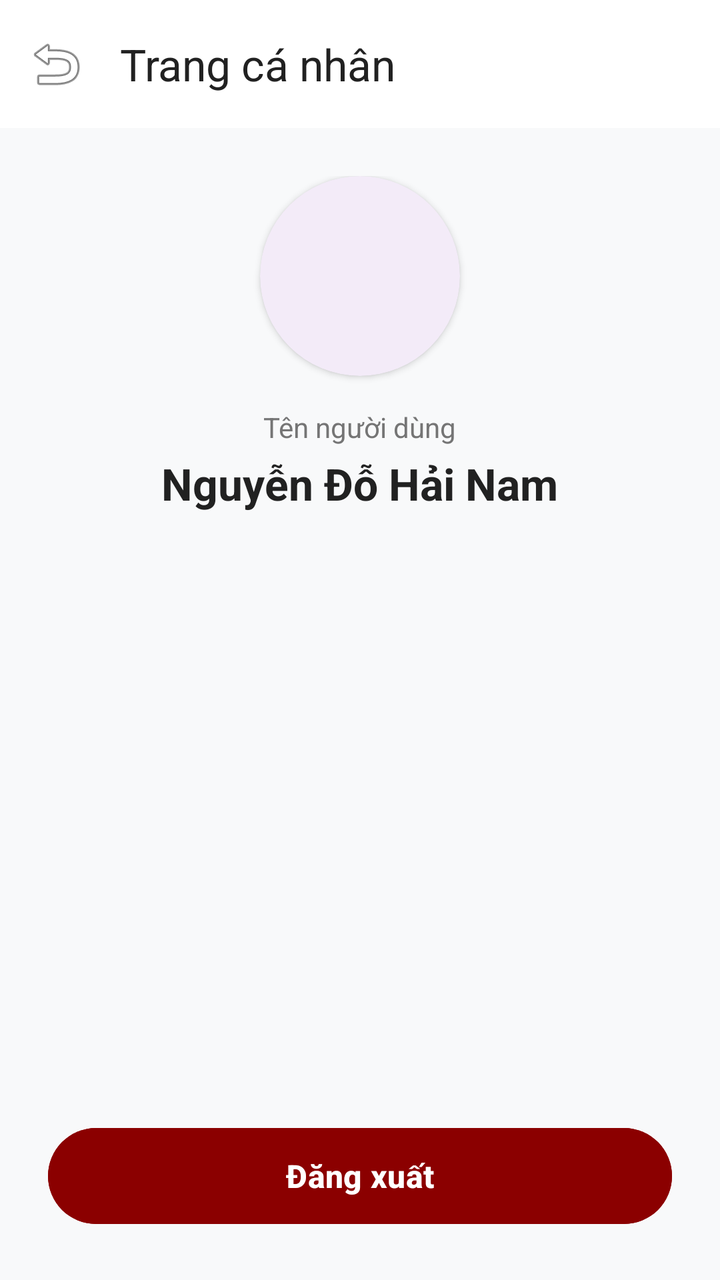
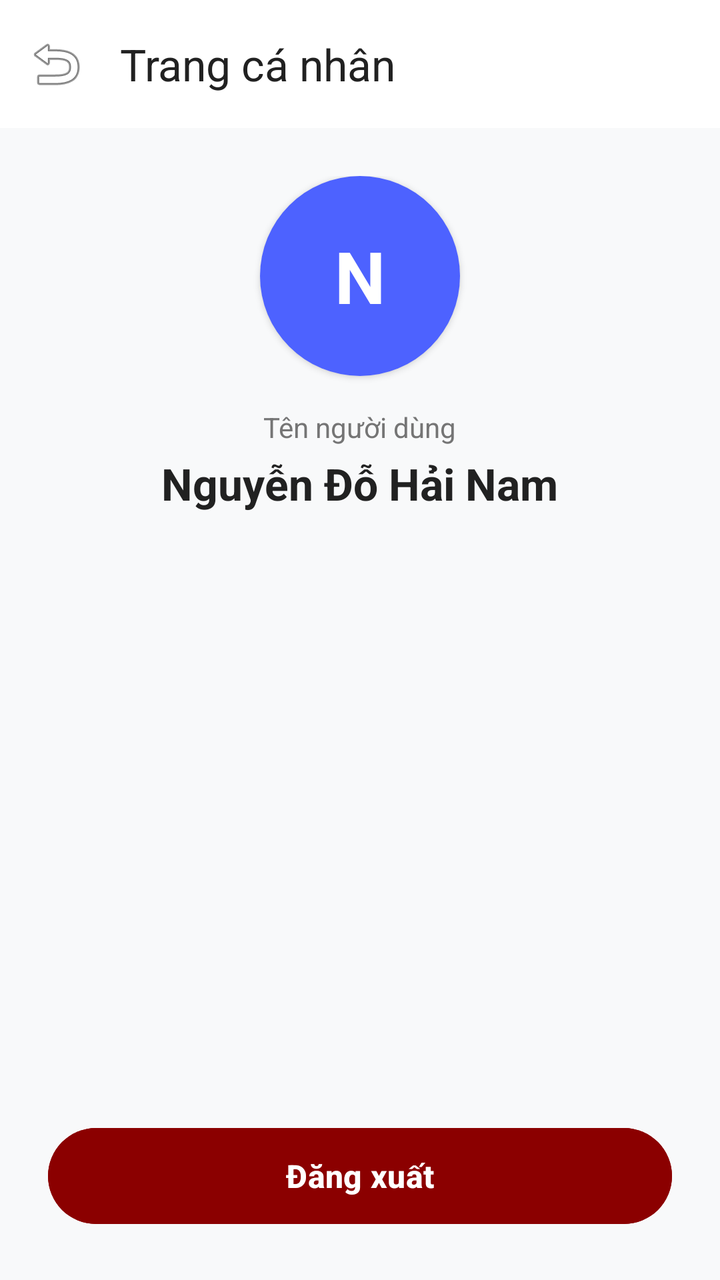

An Android layout rendered at two revisions. The XML below is the earlier revision; the diff shows what the commit changed to produce the second picture.
<!-- AndroidManifest.xml: application theme Theme.FlashcardApp -->
<!-- res/layout/activity_profile.xml -->
<?xml version="1.0" encoding="utf-8"?>
<RelativeLayout
    xmlns:android="http://schemas.android.com/apk/res/android"
    xmlns:app="http://schemas.android.com/apk/res-auto"
    android:layout_width="match_parent"
    android:layout_height="match_parent"
    android:fitsSystemWindows="true"
    android:background="#F8F9FA">

    <com.google.android.material.appbar.MaterialToolbar
        android:id="@+id/toolbarProfile"
        android:layout_width="match_parent"
        android:layout_height="?attr/actionBarSize"
        android:background="#FFFFFF"
        app:title="Trang cá nhân"
        app:titleTextColor="#212121"
        app:navigationIcon="@android:drawable/ic_menu_revert"
        app:elevation="2dp"/>

    <LinearLayout
        android:layout_width="match_parent"
        android:layout_height="wrap_content"
        android:layout_below="@id/toolbarProfile"
        android:layout_centerInParent="true"
        android:orientation="vertical"
        android:gravity="center_horizontal"
        android:padding="24dp">

        <com.google.android.material.card.MaterialCardView
            android:id="@+id/cardProfileAvatar"
            android:layout_width="100dp"
            android:layout_height="100dp"
            android:layout_marginBottom="16dp"
            app:cardCornerRadius="50dp"
            app:cardElevation="2dp"
            app:strokeWidth="0dp"
            android:clickable="true"
            android:focusable="true"
            android:background="?attr/selectableItemBackground">

            <FrameLayout
                android:layout_width="match_parent"
                android:layout_height="match_parent">

                <ImageView
                    android:id="@+id/imgProfileAvatar"
                    android:layout_width="match_parent"
                    android:layout_height="match_parent"
                    android:scaleType="centerCrop"
                    android:src="@android:drawable/sym_def_app_icon"/>

                <TextView
                    android:id="@+id/txtProfileAvatarLetter"
                    android:layout_width="match_parent"
                    android:layout_height="match_parent"
                    android:gravity="center"
                    android:text="N"
                    android:textColor="#FFFFFF"
                    android:textStyle="bold"
                    android:textSize="36sp"
                    android:background="#4D62FF"
                    android:visibility="gone"/>
            </FrameLayout>
        </com.google.android.material.card.MaterialCardView>

        <TextView
            android:layout_width="wrap_content"
            android:layout_height="wrap_content"
            android:text="Tên người dùng"
            android:textSize="14sp"
            android:textColor="#757575"
            android:layout_marginBottom="4dp"/>

        <TextView
            android:id="@+id/txtProfileName"
            android:layout_width="wrap_content"
            android:layout_height="wrap_content"
            android:text="Nguyễn Đỗ Hải Nam"
            android:textSize="22sp"
            android:textStyle="bold"
            android:textColor="#212121"
            android:gravity="center"/>
    </LinearLayout>

    <Button
        android:id="@+id/btnLogout"
        android:layout_width="match_parent"
        android:layout_height="56dp"
        android:layout_alignParentBottom="true"
        android:layout_marginHorizontal="24dp"
        android:layout_marginBottom="24dp"
        android:text="Đăng xuất"
        android:textAllCaps="false"
        android:textSize="16sp"
        android:textStyle="bold"
        android:backgroundTint="#8B0000"
        android:textColor="#FFFFFF"
        app:cornerRadius="28dp"/>

</RelativeLayout>
<!-- resources referenced by this layout -->
<resources>
  <style name="Theme.FlashcardApp" parent="Base.Theme.FlashcardApp" />
  <style name="Base.Theme.FlashcardApp" parent="Theme.Material3.DayNight.NoActionBar">
          
          
      </style>
</resources>

<!-- the commit's change to res/layout/activity_profile.xml (unified diff, before → after) -->
@@ -34,20 +34,12 @@
             app:cardCornerRadius="50dp"
             app:cardElevation="2dp"
             app:strokeWidth="0dp"
-            android:clickable="true"
-            android:focusable="true"
-            android:background="?attr/selectableItemBackground">
+            android:clickable="false"
+            android:focusable="false">
 
             <FrameLayout
                 android:layout_width="match_parent"
                 android:layout_height="match_parent">
-
-                <ImageView
-                    android:id="@+id/imgProfileAvatar"
-                    android:layout_width="match_parent"
-                    android:layout_height="match_parent"
-                    android:scaleType="centerCrop"
-                    android:src="@android:drawable/sym_def_app_icon"/>
 
                 <TextView
                     android:id="@+id/txtProfileAvatarLetter"
@@ -59,7 +51,7 @@
                     android:textStyle="bold"
                     android:textSize="36sp"
                     android:background="#4D62FF"
-                    android:visibility="gone"/>
+                    android:visibility="visible"/>
             </FrameLayout>
         </com.google.android.material.card.MaterialCardView>
 
